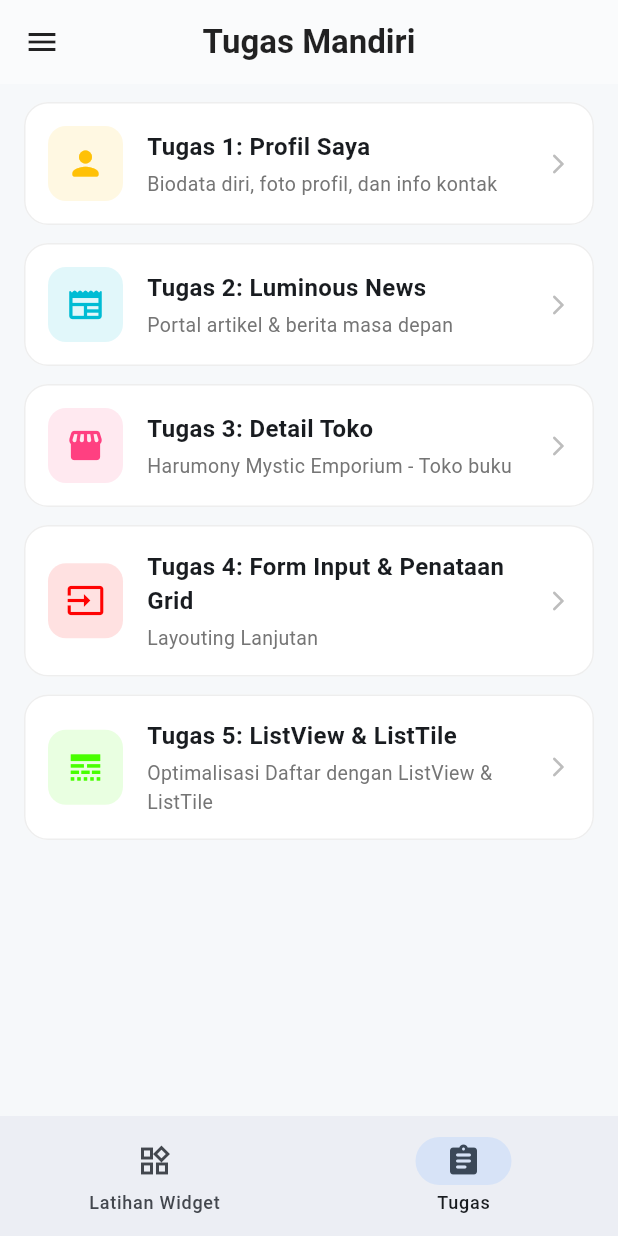
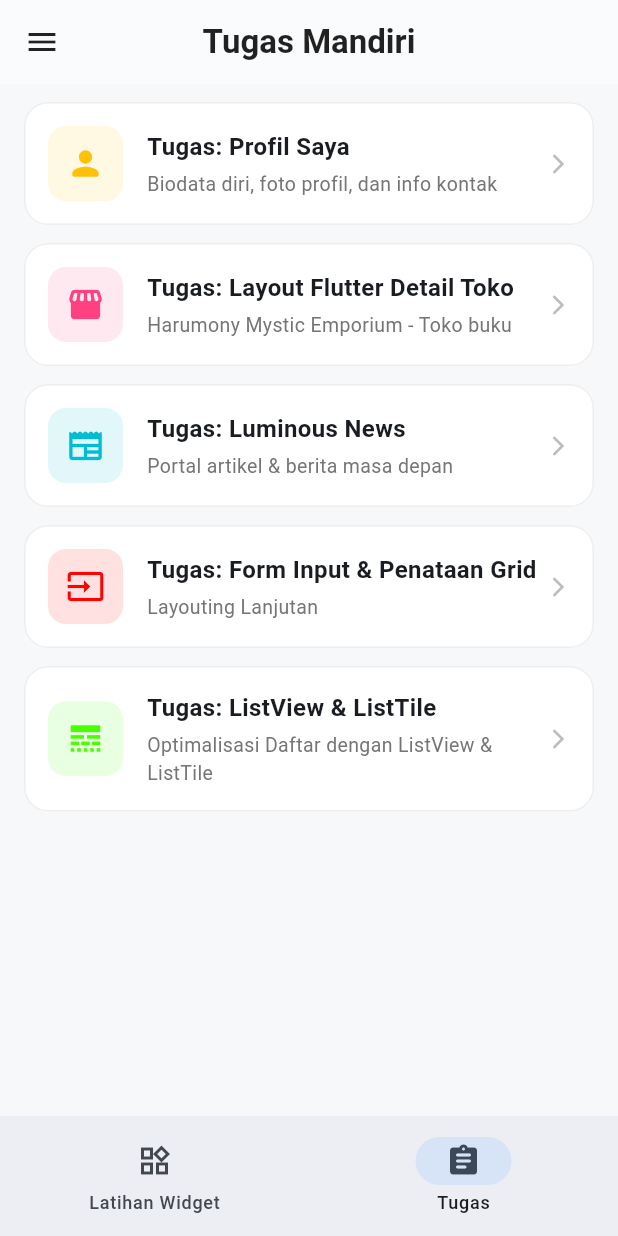
Before and after one commit to lavenderpoet607/pelatihan_app_dev, a Flutter app: the screen it shows after launch, item 2 of the bottom bar chosen, on a phone screen of 412 x 824 dp. Run offline on Flutter 3.47's test engine with Material 3 defaults, Android fonts, the light colour scheme and no system bars.

Commit message:
perubahan tugas

```diff
--- a/lib/main.dart
+++ b/lib/main.dart
@@ -7,12 +7,12 @@ import 'package:pelatihan_app_dev/latihan_widget/latihan_scaffold.dart';
 import 'package:pelatihan_app_dev/latihan_widget/latihan_textfield.dart';
 import 'package:pelatihan_app_dev/latihan_widget/latihan_widget_circle_avatar.dart';
 import 'package:pelatihan_app_dev/latihan_widget/latihan_widget_icon.dart';
-import 'package:pelatihan_app_dev/tugas/tugas_1.dart';
-import 'package:pelatihan_app_dev/tugas/tugas_2.dart';
-import 'package:pelatihan_app_dev/tugas/tugas_3.dart';
+import 'package:pelatihan_app_dev/tugas/hardi/tugas_1_Widget.dart';
+import 'package:pelatihan_app_dev/tugas/ferry/tugas_3.dart';
+import 'package:pelatihan_app_dev/tugas/hardi/tugas_2_layout.dart';
 import 'package:pelatihan_app_dev/latihan_widget/latihan_singlechildscorollview.dart';
-import 'package:pelatihan_app_dev/tugas/tugas_4.dart';
-import 'package:pelatihan_app_dev/tugas/tugas_5.dart';
+import 'package:pelatihan_app_dev/tugas/hardi/tugas_3_register.dart';
+import 'package:pelatihan_app_dev/tugas/hardi/tugas_4_ListView.dart';
 
 void main() {
   runApp(const MyApp());
@@ -131,39 +131,39 @@ class _MultiWidgetAppState extends State<MultiWidgetApp> {
 
   static const List<AppMenuItem> _tugasItems = [
     AppMenuItem(
-      title: 'Tugas 1: Profil Saya',
+      title: 'Tugas: Profil Saya',
       subtitle: 'Biodata diri, foto profil, dan info kontak',
       icon: Icons.person_rounded,
       color: Colors.amber,
-      page: Tugas1(),
+      page: Tugas1Widget(),
     ),
     AppMenuItem(
-      title: 'Tugas 2: Luminous News',
+      title: 'Tugas: Layout Flutter Detail Toko',
+      subtitle: 'Harumony Mystic Emporium - Toko buku',
+      icon: Icons.storefront_rounded,
+      color: Colors.pinkAccent,
+      page: Tugas2Layout(),
+    ),
+    AppMenuItem(
+      title: 'Tugas: Luminous News',
       subtitle: 'Portal artikel & berita masa depan',
       icon: Icons.newspaper_rounded,
       color: Colors.cyan,
-      page: Tugas2(),
+      page: Tugas3Lumi(),
     ),
     AppMenuItem(
-      title: 'Tugas 3: Detail Toko',
-      subtitle: 'Harumony Mystic Emporium - Toko buku',
-      icon: Icons.storefront_rounded,
-      color: Colors.pinkAccent,
+      title: 'Tugas: Form Input & Penataan Grid',
+      subtitle: 'Layouting Lanjutan',
+      icon: Icons.input,
+      color: Color.fromARGB(255, 255, 3, 3),
       page: Tugas3(),
     ),
     AppMenuItem(
-      title: 'Tugas 4: Form Input & Penataan Grid',
-      subtitle: 'Layouting Lanjutan',
-      icon: Icons.input,
-      color: Color.fromARGB(255, 255, 3, 3),
-      page: Tugas4(),
-    ),
-    AppMenuItem(
-      title: 'Tugas 5: ListView & ListTile',
+      title: 'Tugas: ListView & ListTile',
       subtitle: 'Optimalisasi Daftar dengan ListView & ListTile',
       icon: Icons.line_style_outlined,
       color: Color.fromARGB(255, 72, 255, 0),
-      page: Tugas5(),
+      page: Tugas4(),
     ),
   ];
 
--- a/lib/tugas/tugas_2.dart
+++ b/lib/tugas/ferry/tugas_3.dart
@@ -1,7 +1,7 @@
 import 'package:flutter/material.dart';
 
-class Tugas2 extends StatelessWidget {
-  const Tugas2({super.key});
+class Tugas3Lumi extends StatelessWidget {
+  const Tugas3Lumi({super.key});
 
   @override
   Widget build(BuildContext context) {
--- a/lib/tugas/tugas_3.dart
+++ b/lib/tugas/hardi/tugas_2_layout.dart
@@ -1,7 +1,7 @@
 import 'package:flutter/material.dart';
 
-class Tugas3 extends StatelessWidget {
-  const Tugas3({super.key});
+class Tugas2Layout extends StatelessWidget {
+  const Tugas2Layout({super.key});
 
   @override
   Widget build(BuildContext context) {
--- a/lib/tugas/tugas_4.dart
+++ b/lib/tugas/hardi/tugas_3_register.dart
@@ -1,7 +1,7 @@
 import 'package:flutter/material.dart';
 
-class Tugas4 extends StatelessWidget {
-  const Tugas4({super.key});
+class Tugas3 extends StatelessWidget {
+  const Tugas3({super.key});
 
   @override
   Widget build(BuildContext context) {
--- a/lib/tugas/tugas_5.dart
+++ b/lib/tugas/hardi/tugas_4_ListView.dart
@@ -1,7 +1,7 @@
 import 'package:flutter/material.dart';
 
-class Tugas5 extends StatelessWidget {
-  const Tugas5({super.key});
+class Tugas4 extends StatelessWidget {
+  const Tugas4({super.key});
 
   @override
   Widget build(BuildContext context) {
```
Also changed, not shown: lib/tugas/hardi/tugas_1_Widget.dart (renamed from lib/tugas/tugas_1.dart, +5 -5 lines), lib/tugas/hardi/tugas_1_console.dart (added, +17 -0 lines), lib/tugas/hardi/tugas_2_console.dart (added, +26 -0 lines), lib/tugas/hardi/tugas_3_console.dart (added, +73 -0 lines).
